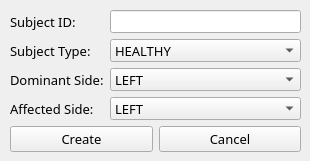
Old version of the form ui/subjectcreator.ui in the repository siva82kb/pluto-assessment.
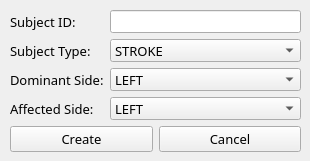
New version of the form.

Commit message: changing order healthy and stroke

```diff
--- a/ui/subjectcreator.ui
+++ b/ui/subjectcreator.ui
@@ -83,7 +83,7 @@
          </property>
          <item>
           <property name="text">
-           <string>HEALTHY</string>
+           <string>STROKE</string>
           </property>
          </item>
          <item>
```
Left out of the diff: 2 changed lines with no effect on the pictures. The commit also changes 2 other files.
